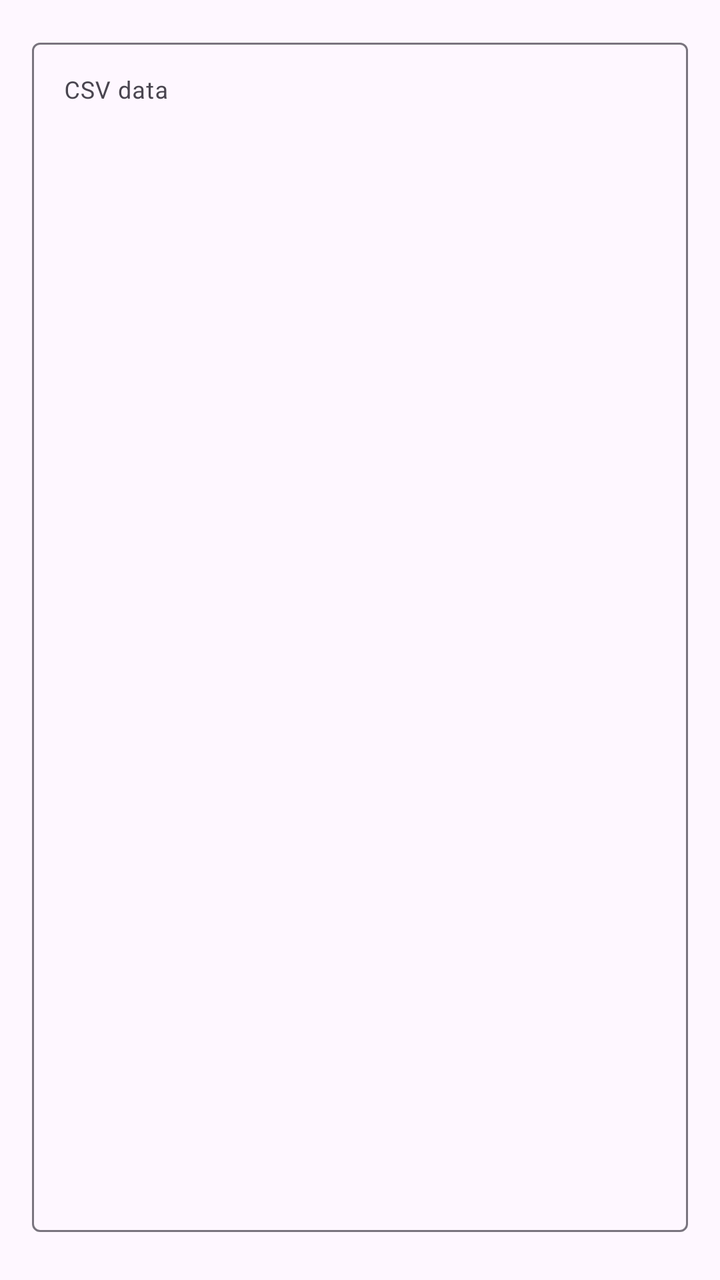
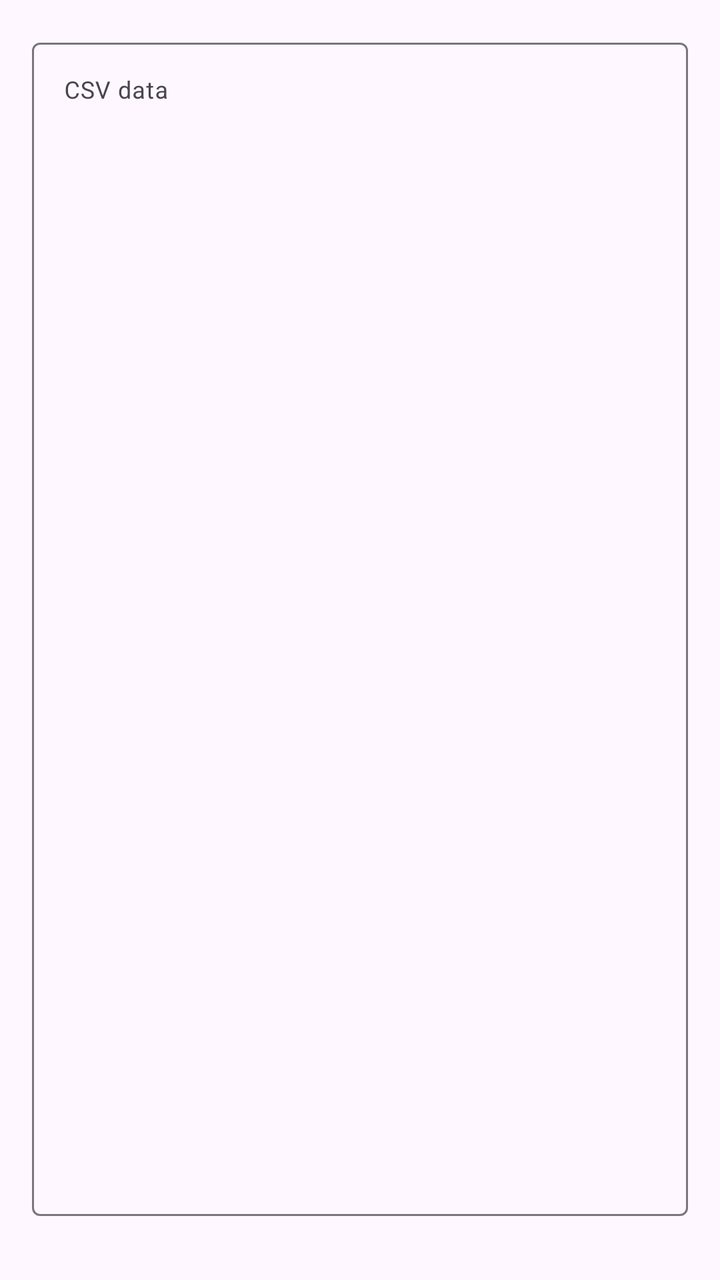

Screens rendered from an Android XML layout before and after an edit, with the pre-edit source and the edit as a unified diff.
<!-- AndroidManifest.xml: application theme AppTheme -->
<!-- res/layout/activity_share.xml -->
<?xml version="1.0" encoding="utf-8"?>
<LinearLayout xmlns:android="http://schemas.android.com/apk/res/android"
    xmlns:app="http://schemas.android.com/apk/res-auto"
    xmlns:tools="http://schemas.android.com/tools"
    android:layout_width="match_parent"
    android:layout_height="match_parent"
    android:orientation="vertical"
    android:padding="16dp"
    tools:context="ro.dsgmedia.cox.nfcoffee.ShareData">

    <com.google.android.material.textfield.TextInputLayout
        style="@style/Widget.Material3.TextInputLayout.OutlinedBox"
        android:layout_width="match_parent"
        android:layout_height="0dp"
        android:layout_weight="1"
        android:hint="@string/csv_data">

        <com.google.android.material.textfield.TextInputEditText
            android:id="@+id/exportData"
            android:layout_width="match_parent"
            android:layout_height="match_parent"
            android:gravity="top|start"
            android:inputType="textMultiLine"
            android:overScrollMode="always"
            android:scrollbars="vertical"
            android:textSize="12sp" />

    </com.google.android.material.textfield.TextInputLayout>

    <LinearLayout
        android:layout_width="match_parent"
        android:layout_height="wrap_content"
        android:layout_marginTop="8dp"
        android:gravity="end"
        android:orientation="horizontal">

        <com.google.android.material.button.MaterialButton
            android:id="@+id/pasteData"
            style="@style/Widget.Material3.Button.OutlinedButton"
            android:layout_width="wrap_content"
            android:layout_height="wrap_content"
            android:onClick="btnPastePressed"
            android:text="@string/paste"
            android:visibility="gone" />

        <com.google.android.material.button.MaterialButton
            android:id="@+id/copyData"
            style="@style/Widget.Material3.Button.OutlinedButton"
            android:layout_width="wrap_content"
            android:layout_height="wrap_content"
            android:layout_marginStart="8dp"
            android:onClick="btnCopyPressed"
            android:text="@string/copy"
            android:visibility="gone" />

        <com.google.android.material.button.MaterialButton
            android:id="@+id/saveData"
            android:layout_width="wrap_content"
            android:layout_height="wrap_content"
            android:layout_marginStart="8dp"
            android:onClick="btnSavePressed"
            android:text="@string/save"
            android:visibility="gone" />

        <com.google.android.material.button.MaterialButton
            android:id="@+id/closeNoSave"
            style="@style/Widget.Material3.Button.TextButton"
            android:layout_width="wrap_content"
            android:layout_height="wrap_content"
            android:layout_marginStart="8dp"
            android:onClick="btnClosePressed"
            android:text="@string/close"
            android:visibility="gone" />

    </LinearLayout>

</LinearLayout>
<!-- resources referenced by this layout -->
<resources>
  <string name="close">Close</string>
  <string name="copy">Copy</string>
  <string name="csv_data">CSV data</string>
  <string name="paste">Paste</string>
  <string name="save">Save</string>
  <style name="AppTheme" parent="Theme.Material3.DayNight.NoActionBar">
          <item name="colorPrimary">@color/md_primary</item>
          <item name="colorOnPrimary">@color/md_on_primary</item>
          <item name="colorPrimaryContainer">@color/md_primary_container</item>
          <item name="colorOnPrimaryContainer">@color/md_on_primary_container</item>
  
          <item name="colorSecondary">@color/md_secondary</item>
          <item name="colorOnSecondary">@color/md_on_secondary</item>
          <item name="colorSecondaryContainer">@color/md_secondary_container</item>
          <item name="colorOnSecondaryContainer">@color/md_on_secondary_container</item>
      </style>
  <color name="md_primary">#304FFE</color>
  <color name="md_on_primary">#FFFFFF</color>
  <color name="md_primary_container">#DFE0FF</color>
  <color name="md_on_primary_container">#00105C</color>
  <color name="md_secondary">#5B5D72</color>
  <color name="md_on_secondary">#FFFFFF</color>
  <color name="md_secondary_container">#E0E1F9</color>
  <color name="md_on_secondary_container">#181A2C</color>
</resources>

<!-- the commit's change to res/layout/activity_share.xml (unified diff, before → after) -->
@@ -1,6 +1,5 @@
 <?xml version="1.0" encoding="utf-8"?>
 <LinearLayout xmlns:android="http://schemas.android.com/apk/res/android"
-    xmlns:app="http://schemas.android.com/apk/res-auto"
     xmlns:tools="http://schemas.android.com/tools"
     android:layout_width="match_parent"
     android:layout_height="match_parent"
@@ -27,11 +26,11 @@
 
     </com.google.android.material.textfield.TextInputLayout>
 
+    
     <LinearLayout
         android:layout_width="match_parent"
         android:layout_height="wrap_content"
         android:layout_marginTop="8dp"
-        android:gravity="end"
         android:orientation="horizontal">
 
         <com.google.android.material.button.MaterialButton
@@ -44,6 +43,16 @@
             android:visibility="gone" />
 
         <com.google.android.material.button.MaterialButton
+            android:id="@+id/openFile"
+            style="@style/Widget.Material3.Button.OutlinedButton"
+            android:layout_width="wrap_content"
+            android:layout_height="wrap_content"
+            android:layout_marginStart="8dp"
+            android:onClick="btnOpenFilePressed"
+            android:text="@string/open_file"
+            android:visibility="gone" />
+
+        <com.google.android.material.button.MaterialButton
             android:id="@+id/copyData"
             style="@style/Widget.Material3.Button.OutlinedButton"
             android:layout_width="wrap_content"
@@ -53,23 +62,32 @@
             android:text="@string/copy"
             android:visibility="gone" />
 
+    </LinearLayout>
+
+    
+    <LinearLayout
+        android:layout_width="match_parent"
+        android:layout_height="wrap_content"
+        android:layout_marginTop="8dp"
+        android:gravity="end"
+        android:orientation="horizontal">
+
+        <com.google.android.material.button.MaterialButton
+            android:id="@+id/closeNoSave"
+            style="@style/Widget.Material3.Button.TextButton"
+            android:layout_width="wrap_content"
+            android:layout_height="wrap_content"
+            android:onClick="btnClosePressed"
+            android:text="@string/close"
+            android:visibility="gone" />
+
         <com.google.android.material.button.MaterialButton
             android:id="@+id/saveData"
             android:layout_width="wrap_content"
             android:layout_height="wrap_content"
             android:layout_marginStart="8dp"
             android:onClick="btnSavePressed"
-            android:text="@string/save"
-            android:visibility="gone" />
-
-        <com.google.android.material.button.MaterialButton
-            android:id="@+id/closeNoSave"
-            style="@style/Widget.Material3.Button.TextButton"
-            android:layout_width="wrap_content"
-            android:layout_height="wrap_content"
-            android:layout_marginStart="8dp"
-            android:onClick="btnClosePressed"
-            android:text="@string/close"
+            android:text="@string/import_label"
             android:visibility="gone" />
 
     </LinearLayout>
<!-- resource entries referenced after the edit -->
@@ -3,8 +3,9 @@
   <string name="close">Close</string>
   <string name="copy">Copy</string>
   <string name="csv_data">CSV data</string>
+  <string name="import_label">Import</string>
+  <string name="open_file">Open file</string>
   <string name="paste">Paste</string>
-  <string name="save">Save</string>
   <style name="AppTheme" parent="Theme.Material3.DayNight.NoActionBar">
           <item name="colorPrimary">@color/md_primary</item>
           <item name="colorOnPrimary">@color/md_on_primary</item>
